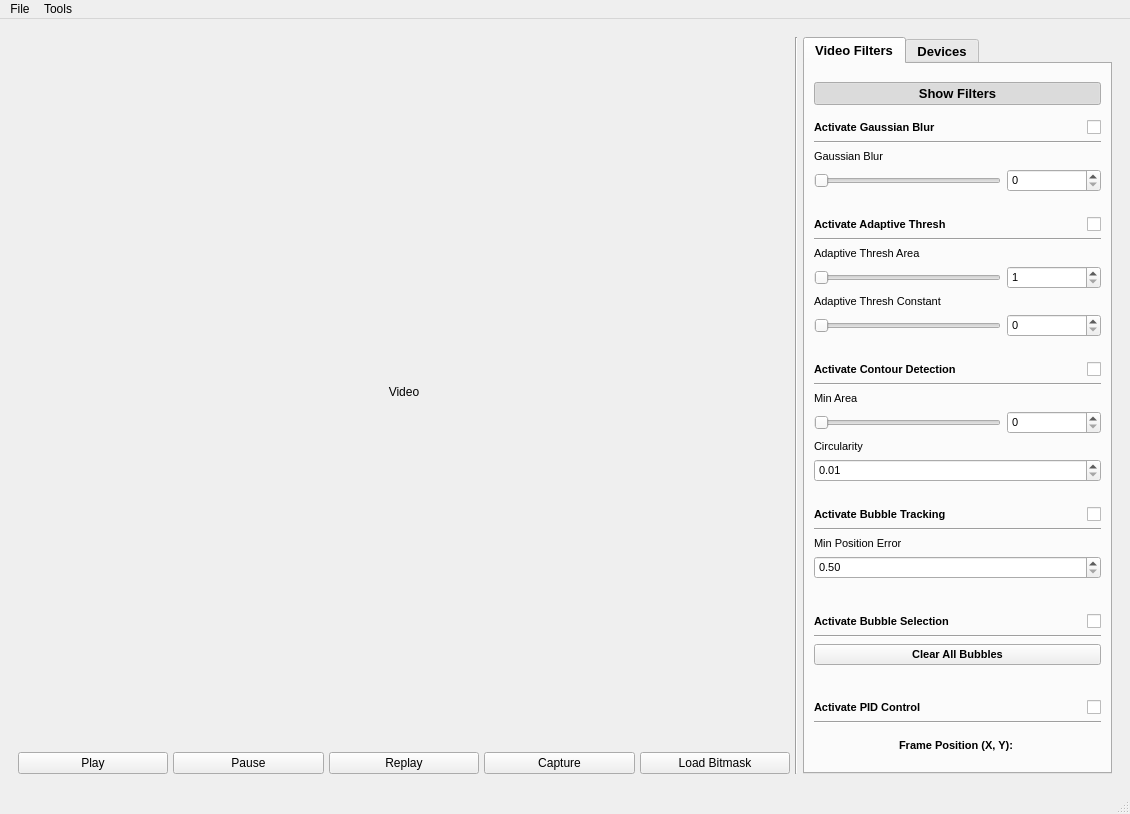
Before: the Qt Designer form src/ui/dlpctl.ui in tarumishra9498/dlpctlF25, drawn with Qt 5.
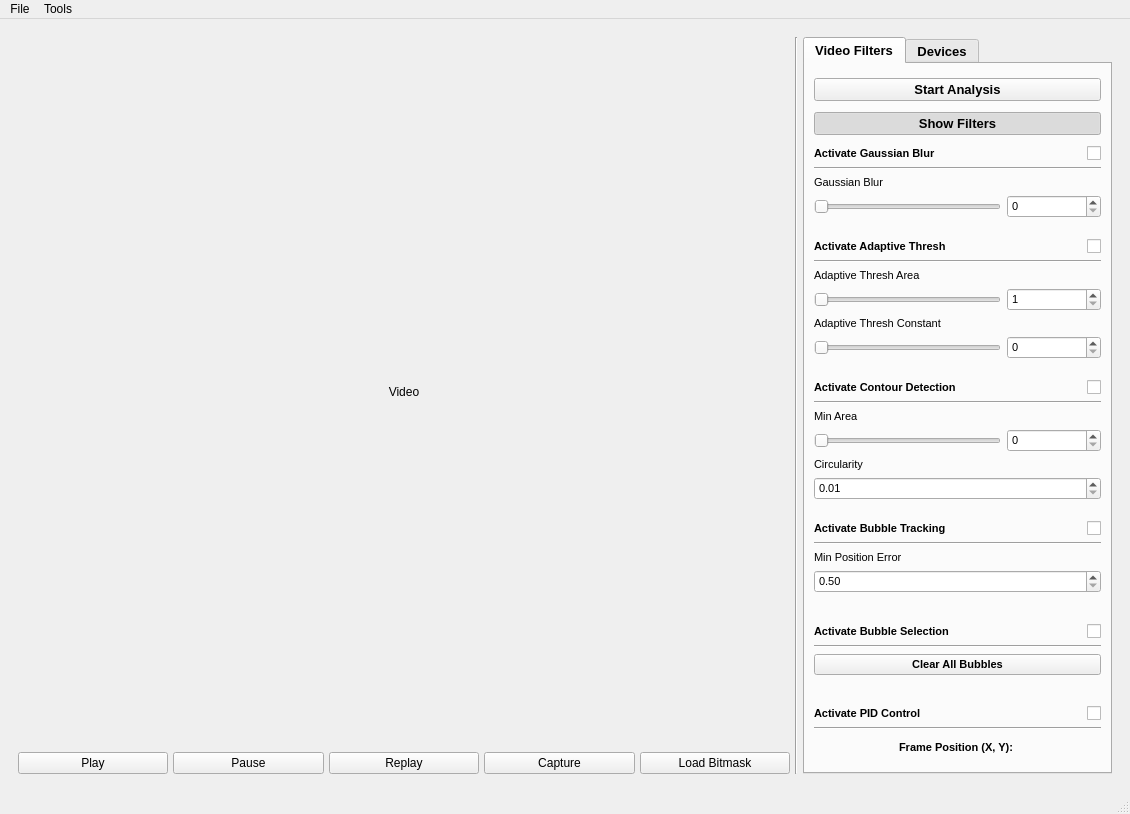
After: the same form once the commit is applied. Custom widgets are drawn as their Qt base class.

Commit message: Added start analysis button

Patch:
```diff
--- a/src/ui/dlpctl.ui
+++ b/src/ui/dlpctl.ui
@@ -167,7 +167,17 @@
             <attribute name="title">
              <string>Video Filters</string>
             </attribute>
-            <layout class="QVBoxLayout" name="verticalLayout_3" stretch="0,0,0,0,0,0,0,0,0,0,0,0,0">
+            <layout class="QVBoxLayout" name="verticalLayout_3" stretch="0,0,0,0,0,0,0,0,0,0,0,0,0,0">
+             <item>
+              <widget class="QPushButton" name="start_button">
+               <property name="text">
+                <string>Start Analysis</string>
+               </property>
+               <property name="checkable">
+                <bool>true</bool>
+               </property>
+              </widget>
+             </item>
              <item>
               <widget class="QPushButton" name="show_filters">
                <property name="text">
```
The commit also changes 1 other file.
